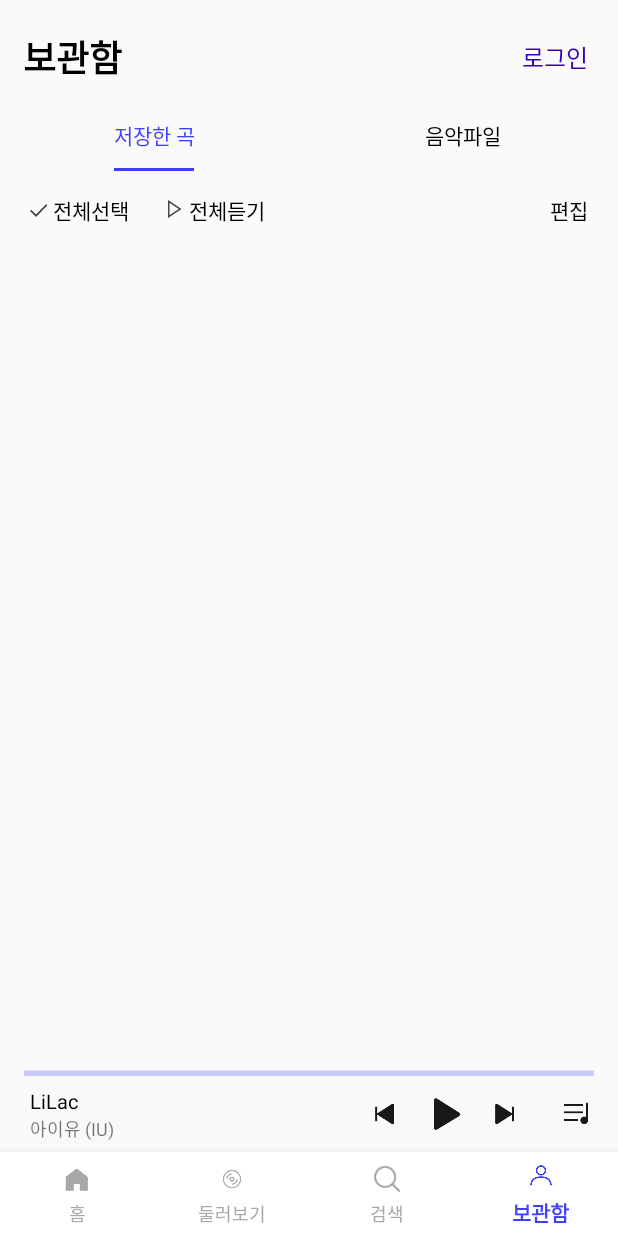
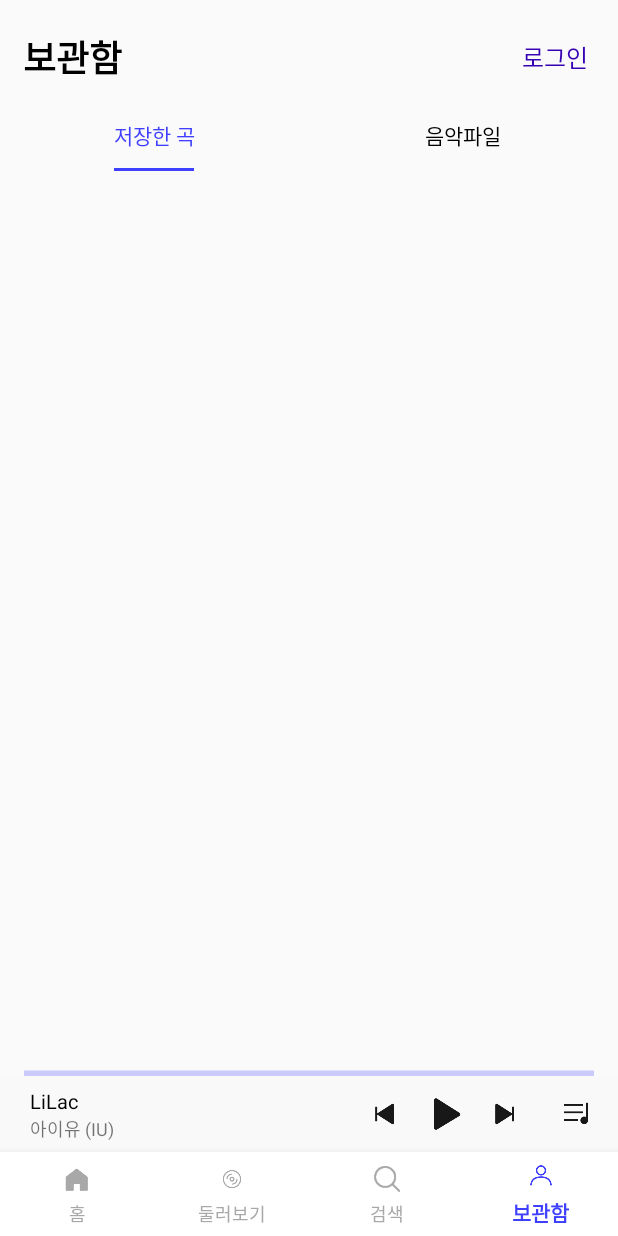
Before and after one commit to yunsuk990/FLO, an Android app: the screen it shows after launch (MainActivity), item 4 of the bottom bar chosen, on a phone screen of 412 x 824 dp. Run offline under Robolectric (Android 15) with nearby library versions, the phone set to English and light mode, and no system bars; our stand-ins replace Room's generated code.

Commit message:
Update fragment_save_song.xml

```diff
--- a/app/src/main/res/layout/fragment_save_song.xml
+++ b/app/src/main/res/layout/fragment_save_song.xml
@@ -14,52 +14,6 @@
 <!--        app:layout_constraintStart_toStartOf="parent"-->
 <!--        app:layout_constraintTop_toTopOf="parent" />-->
 
-    <LinearLayout
-        android:id="@+id/linear"
-        android:orientation="horizontal"
-        android:layout_width="match_parent"
-        android:layout_height="wrap_content"
-        android:layout_marginLeft="15dp"
-        android:layout_marginTop="15dp"
-        app:layout_constraintTop_toTopOf="parent"
-        app:layout_constraintStart_toStartOf="parent"
-        app:layout_constraintEnd_toEndOf="parent">
-        <ImageView
-            android:id="@+id/lock_iv"
-            android:src="@drawable/btn_playlist_select_off"
-            android:layout_width="20dp"
-            android:layout_height="20dp"/>
-        <TextView
-            android:text="전체선택"
-            android:layout_gravity="center"
-            android:textColor="@color/black"
-            android:layout_width="wrap_content"
-            android:layout_height="wrap_content" />
-        <ImageView
-            android:id="@+id/lock1_iv"
-            android:src="@drawable/icon_browse_arrow_right"
-            android:layout_marginLeft="20dp"
-            android:layout_width="20dp"
-            android:layout_height="20dp"/>
-        <TextView
-            android:text="전체듣기"
-            android:layout_gravity="center"
-            android:textColor="@color/black"
-            android:layout_width="wrap_content"
-            android:layout_height="wrap_content" />
-        <View
-            android:layout_width="0dp"
-            android:layout_height="0dp"
-            android:layout_weight="1" />
-        <TextView
-            android:text="편집"
-            android:layout_gravity="center"
-            android:textColor="@color/black"
-            android:layout_marginRight="20dp"
-            android:layout_width="wrap_content"
-            android:layout_height="wrap_content" />
-    </LinearLayout>
-
     <androidx.recyclerview.widget.RecyclerView
         android:id="@+id/savesongRV"
         tools:listitem="@layout/item_savesong"
@@ -67,7 +21,7 @@
         android:layout_height="wrap_content"
         android:layout_marginTop="10dp"
         android:layout_marginLeft="15dp"
-        app:layout_constraintTop_toBottomOf="@+id/linear"
+        app:layout_constraintTop_toTopOf="parent"
         app:layout_constraintStart_toStartOf="parent"
         app:layout_constraintEnd_toEndOf="parent"/>
 
```
